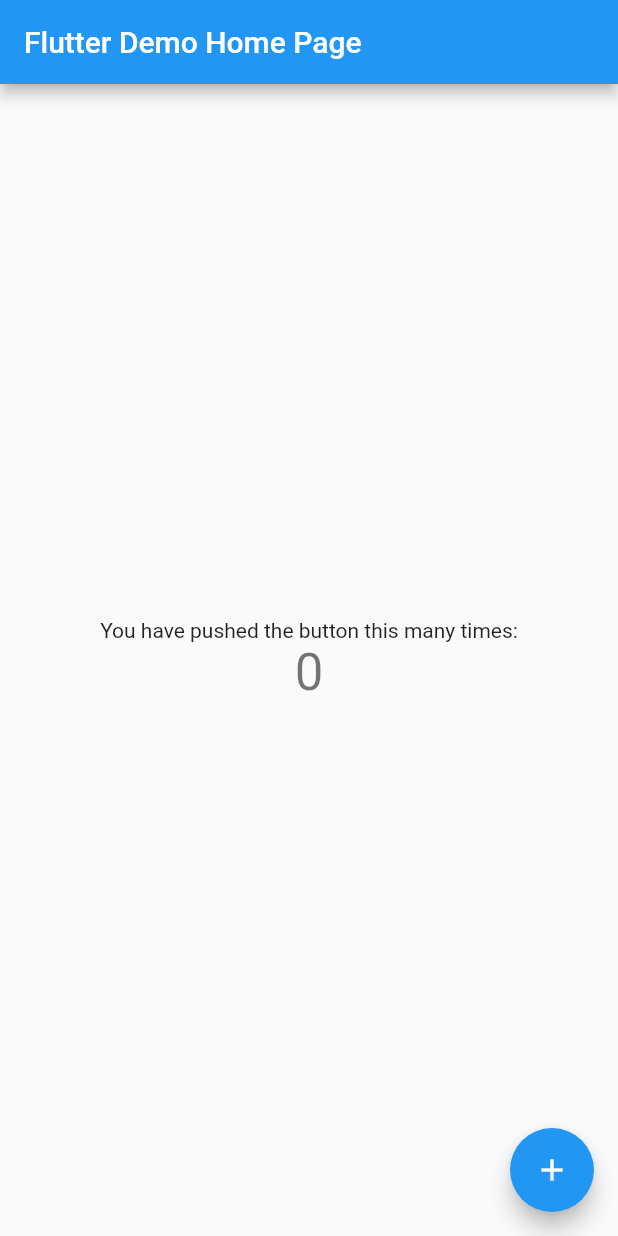
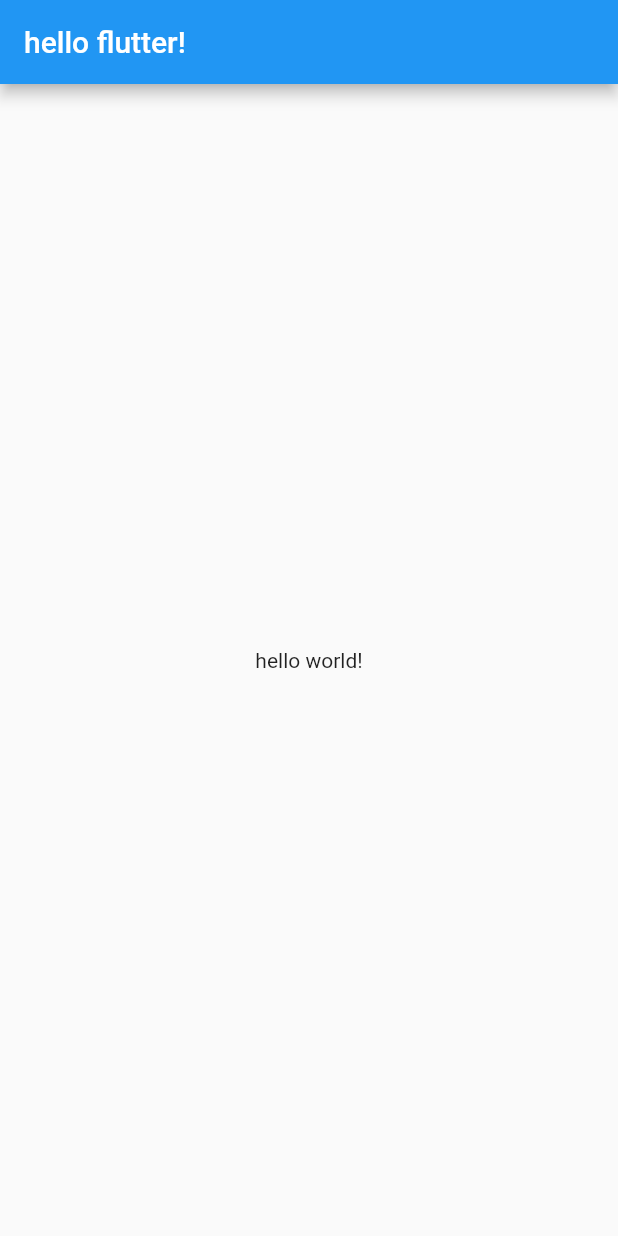
Before and after one commit to yhan0704/first_app, a Flutter app: the screen it shows after launch, on a phone screen of 412 x 824 dp. Run offline on Flutter 3.47's test engine with Material 2 defaults, Android fonts, the phone set to English and light mode, and no system bars.

Commit message:
hello world

```diff
--- a/lib/main.dart
+++ b/lib/main.dart
@@ -1,113 +1,21 @@
 import 'package:flutter/material.dart';
 
 void main() {
-  runApp(MyApp());
+  runApp(App());
 }
 
-class MyApp extends StatelessWidget {
-  // This widget is the root of your application.
+class App extends StatelessWidget {
   @override
   Widget build(BuildContext context) {
     return MaterialApp(
-      title: 'Flutter Demo',
-      theme: ThemeData(
-        // This is the theme of your application.
-        //
-        // Try running your application with "flutter run". You'll see the
-        // application has a blue toolbar. Then, without quitting the app, try
-        // changing the primarySwatch below to Colors.green and then invoke
-        // "hot reload" (press "r" in the console where you ran "flutter run",
-        // or simply save your changes to "hot reload" in a Flutter IDE).
-        // Notice that the counter didn't reset back to zero; the application
-        // is not restarted.
-        primarySwatch: Colors.blue,
+      home: Scaffold(
+        appBar: AppBar(
+          title: Text("hello flutter!"),
+        ),
+        body: Center(
+          child: Text("hello world!"),
+        ),
       ),
-      home: MyHomePage(title: 'Flutter Demo Home Page'),
     );
   }
 }
-
-class MyHomePage extends StatefulWidget {
-  MyHomePage({Key? key, required this.title}) : super(key: key);
-
-  // This widget is the home page of your application. It is stateful, meaning
-  // that it has a State object (defined below) that contains fields that affect
-  // how it looks.
-
-  // This class is the configuration for the state. It holds the values (in this
-  // case the title) provided by the parent (in this case the App widget) and
-  // used by the build method of the State. Fields in a Widget subclass are
-  // always marked "final".
-
-  final String title;
-
-  @override
-  _MyHomePageState createState() => _MyHomePageState();
-}
-
-class _MyHomePageState extends State<MyHomePage> {
-  int _counter = 0;
-
-  void _incrementCounter() {
-    setState(() {
-      // This call to setState tells the Flutter framework that something has
-      // changed in this State, which causes it to rerun the build method below
-      // so that the display can reflect the updated values. If we changed
-      // _counter without calling setState(), then the build method would not be
-      // called again, and so nothing would appear to happen.
-      _counter++;
-    });
-  }
-
-  @override
-  Widget build(BuildContext context) {
-    // This method is rerun every time setState is called, for instance as done
-    // by the _incrementCounter method above.
-    //
-    // The Flutter framework has been optimized to make rerunning build methods
-    // fast, so that you can just rebuild anything that needs updating rather
-    // than having to individually change instances of widgets.
-    return Scaffold(
-      appBar: AppBar(
-        // Here we take the value from the MyHomePage object that was created by
-        // the App.build method, and use it to set our appbar title.
-        title: Text(widget.title),
-      ),
-      body: Center(
-        // Center is a layout widget. It takes a single child and positions it
-        // in the middle of the parent.
-        child: Column(
-          // Column is also a layout widget. It takes a list of children and
-          // arranges them vertically. By default, it sizes itself to fit its
-          // children horizontally, and tries to be as tall as its parent.
-          //
-          // Invoke "debug painting" (press "p" in the console, choose the
-          // "Toggle Debug Paint" action from the Flutter Inspector in Android
-          // Studio, or the "Toggle Debug Paint" command in Visual Studio Code)
-          // to see the wireframe for each widget.
-          //
-          // Column has various properties to control how it sizes itself and
-          // how it positions its children. Here we use mainAxisAlignment to
-          // center the children vertically; the main axis here is the vertical
-          // axis because Columns are vertical (the cross axis would be
-          // horizontal).
-          mainAxisAlignment: MainAxisAlignment.center,
-          children: <Widget>[
-            Text(
-              'You have pushed the button this many times:',
-            ),
-            Text(
-              '$_counter',
-              style: Theme.of(context).textTheme.headline4,
-            ),
-          ],
-        ),
-      ),
-      floatingActionButton: FloatingActionButton(
-        onPressed: _incrementCounter,
-        tooltip: 'Increment',
-        child: Icon(Icons.add),
-      ), // This trailing comma makes auto-formatting nicer for build methods.
-    );
-  }
-}
```
Also changed, not shown: 1 other file.
